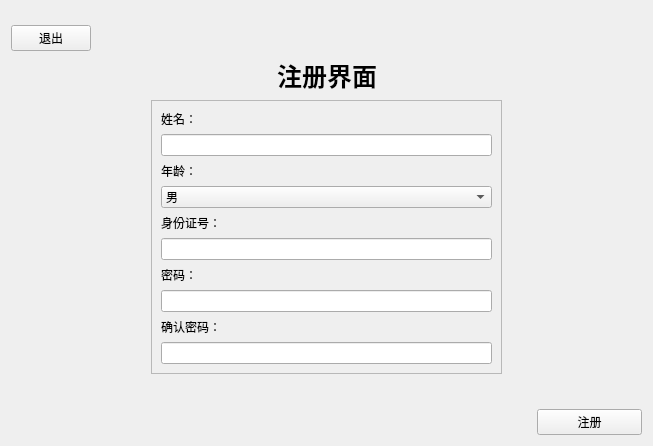
Above: signup.ui from CFNeko/bit before the change. Below: the same form after it.
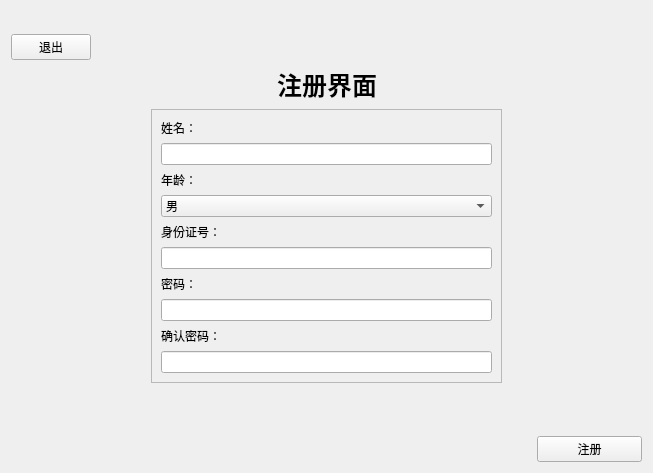
That is the form after the change.

Diff of the .ui file:
```diff
--- a/signup.ui
+++ b/signup.ui
@@ -7,7 +7,7 @@
     <x>0</x>
     <y>0</y>
     <width>653</width>
-    <height>446</height>
+    <height>473</height>
    </rect>
   </property>
   <property name="windowTitle">
```
Left out of the diff: 10 changed lines with no effect on the pictures.
